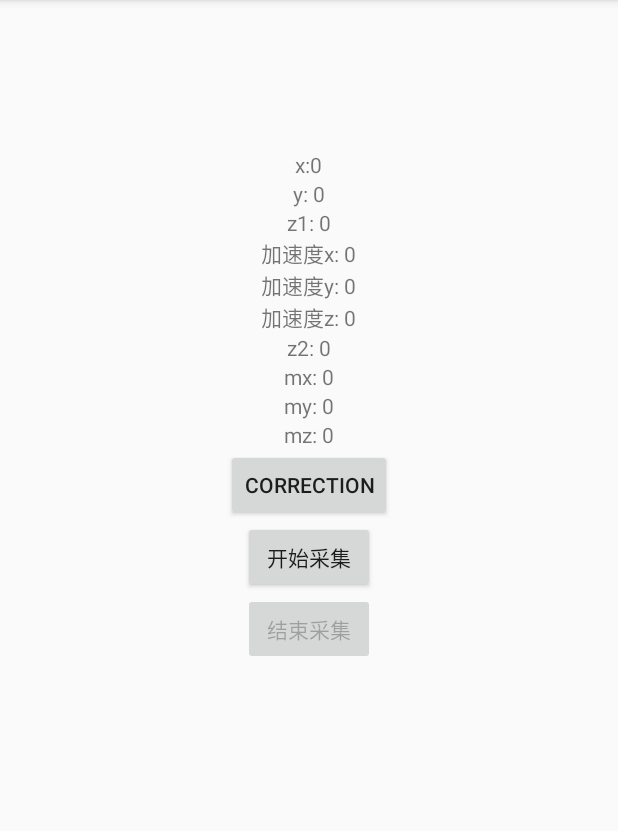
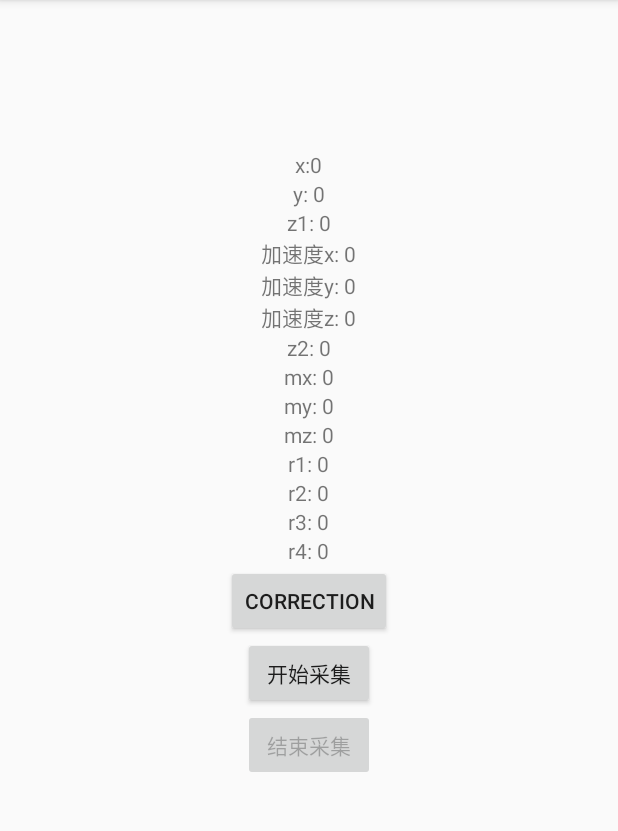
Before and after one commit to coda1997/MagicOrientation, an Android app: the screen it shows after launch (MainActivity), on a phone screen of 412 x 824 dp, the part 84-915 px from its top. Run offline under Robolectric (Android 15) with nearby library versions, the phone set to English and light mode, and no system bars; 3 statements that could not run were skipped.

Commit message:
update ui

```diff
--- a/app/src/main/java/com/dadachen/magicorientation/MainActivity.kt
+++ b/app/src/main/java/com/dadachen/magicorientation/MainActivity.kt
@@ -40,6 +40,10 @@ class MainActivity : AppCompatActivity(), OrientationSensorInterface {
     }
 
     private fun setRotationVector(r1: Float, r2: Float, r3: Float, r4: Float) {
+        tv_r1.text = String.format("%.2f", r1)
+        tv_r2.text = String.format("%.2f", r2)
+        tv_r3.text = String.format("%.2f", r3)
+        tv_r4.text = String.format("%.2f", r4)
         stringBuilder.append("${r1},${r2},${r3},${r4}")
     }
 
--- a/app/src/main/res/layout/activity_main.xml
+++ b/app/src/main/res/layout/activity_main.xml
@@ -151,6 +151,62 @@
                       android:id="@+id/mz"
             />
         </LinearLayout>
+        <LinearLayout android:layout_width="match_parent" android:layout_height="wrap_content"
+                android:orientation="horizontal"
+                >
+            <TextView android:layout_width="wrap_content" android:layout_height="wrap_content"
+                    android:text="r1: "
+                    android:layout_weight="1"
+                    android:gravity="right"
+                    />
+            <TextView android:layout_width="wrap_content" android:layout_height="wrap_content"
+                    android:text="0"
+                    android:layout_weight="1"
+                    android:id="@+id/tv_r1"
+                    />
+        </LinearLayout>
+        <LinearLayout android:layout_width="match_parent" android:layout_height="wrap_content"
+                android:orientation="horizontal"
+                >
+            <TextView android:layout_width="wrap_content" android:layout_height="wrap_content"
+                    android:text="r2: "
+                    android:layout_weight="1"
+                    android:gravity="right"
+                    />
+            <TextView android:layout_width="wrap_content" android:layout_height="wrap_content"
+                    android:text="0"
+                    android:layout_weight="1"
+                    android:id="@+id/tv_r2"
+                    />
+        </LinearLayout>
+        <LinearLayout android:layout_width="match_parent" android:layout_height="wrap_content"
+                android:orientation="horizontal"
+                >
+            <TextView android:layout_width="wrap_content" android:layout_height="wrap_content"
+                    android:text="r3: "
+                    android:layout_weight="1"
+                    android:gravity="right"
+                    />
+            <TextView android:layout_width="wrap_content" android:layout_height="wrap_content"
+                    android:text="0"
+                    android:layout_weight="1"
+                    android:id="@+id/tv_r3"
+                    />
+        </LinearLayout>
+        <LinearLayout android:layout_width="match_parent" android:layout_height="wrap_content"
+                android:orientation="horizontal"
+                >
+            <TextView android:layout_width="wrap_content" android:layout_height="wrap_content"
+                    android:text="r4: "
+                    android:layout_weight="1"
+                    android:gravity="right"
+                    />
+            <TextView android:layout_width="wrap_content" android:layout_height="wrap_content"
+                    android:text="0"
+                    android:layout_weight="1"
+                    android:id="@+id/tv_r4"
+                    />
+        </LinearLayout>
         <Button android:layout_width="wrap_content" android:layout_height="wrap_content"
             android:text="correction"
                 android:id="@+id/bt_correction"
```
Also changed, not shown: gradle/wrapper/gradle-wrapper.properties.
